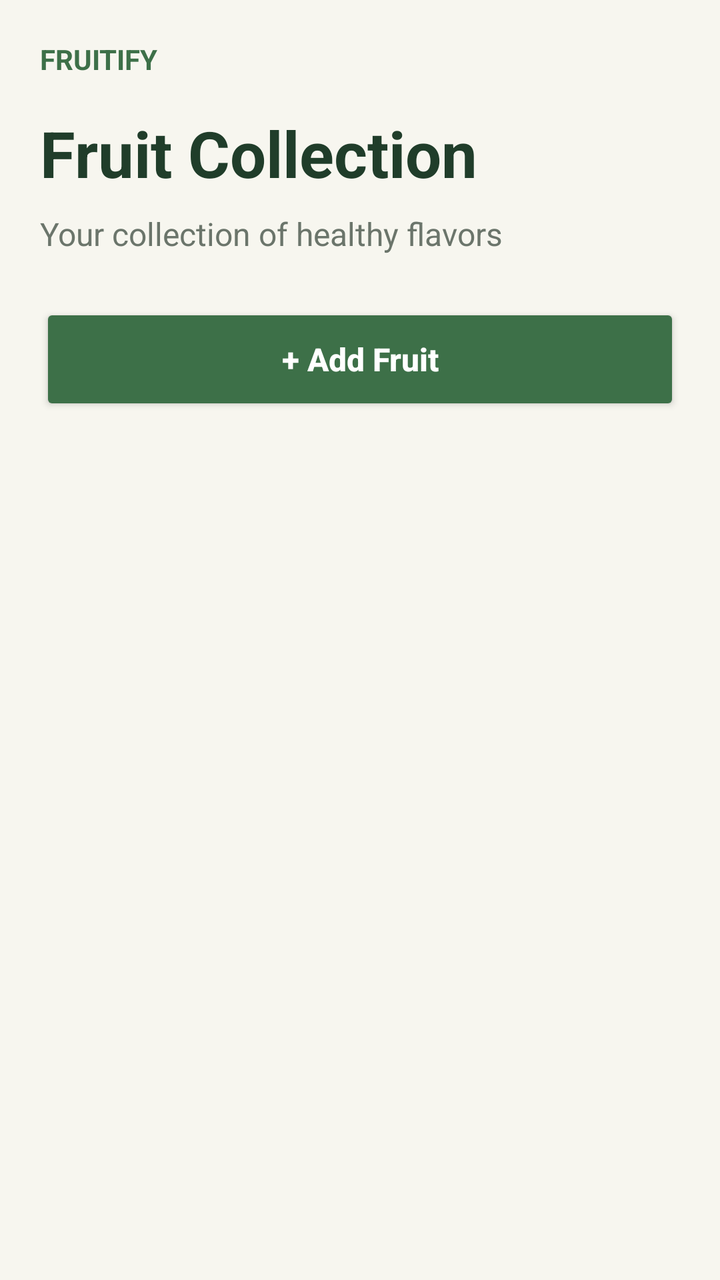
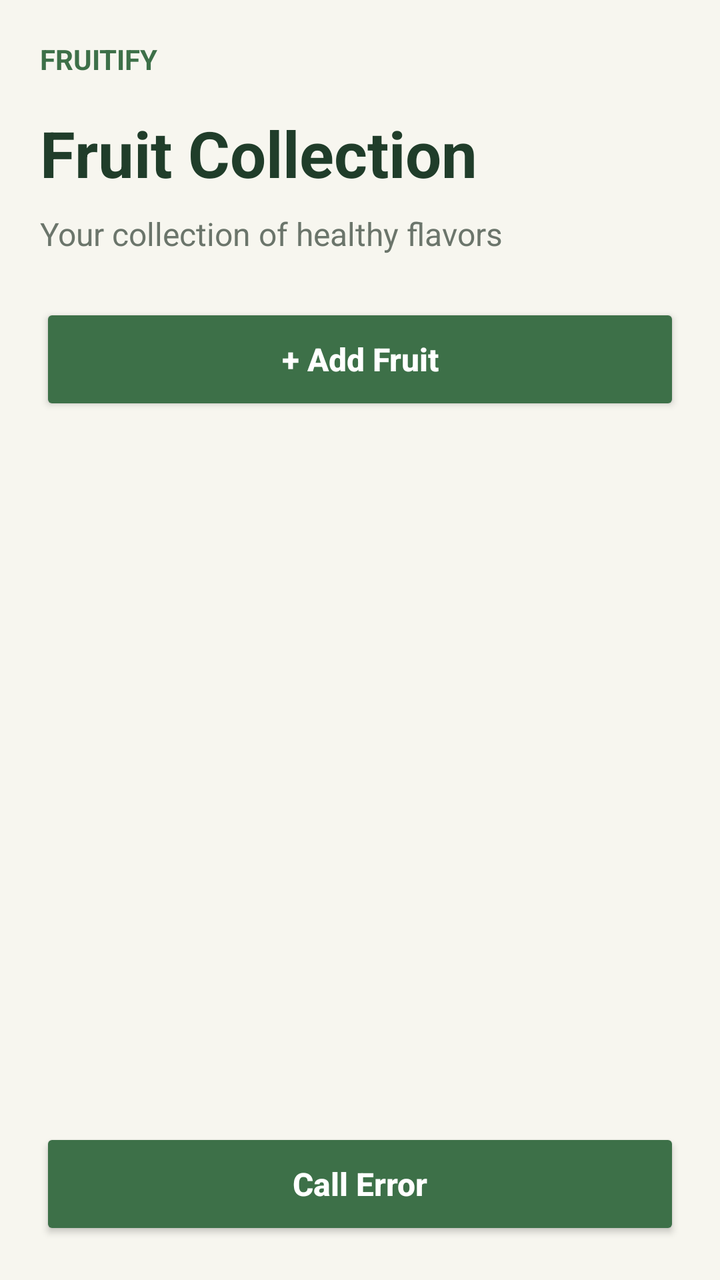

Two renders of the same Android screen: before a commit and after it. Below are the layout's source before the change and the commit's diff.
<!-- AndroidManifest.xml: activity theme Theme.ISCIP -->
<!-- res/layout/activity_main.xml -->
<?xml version="1.0" encoding="utf-8"?>
<layout xmlns:android="http://schemas.android.com/apk/res/android">

    <data />

    <LinearLayout
        android:layout_width="match_parent"
        android:layout_height="match_parent"
        android:orientation="vertical"
        android:background="#F7F6EF"
        android:padding="20dp">

        <TextView
            android:layout_width="wrap_content"
            android:layout_height="wrap_content"
            android:text="FRUITIFY"
            android:textColor="#3D7048"
            android:textSize="14sp"
            android:textStyle="bold" />

        <TextView
            android:layout_width="match_parent"
            android:layout_height="wrap_content"
            android:layout_marginTop="16dp"
            android:text="Fruit Collection"
            android:textColor="#203D2A"
            android:textSize="32sp"
            android:textStyle="bold" />

        <TextView
            android:layout_width="match_parent"
            android:layout_height="wrap_content"
            android:layout_marginTop="8dp"
            android:text="Your collection of healthy flavors"
            android:textColor="#6B756B"
            android:textSize="16sp" />

        <Button
            android:id="@+id/addFruitButton"
            android:layout_width="match_parent"
            android:layout_height="56dp"
            android:layout_marginTop="24dp"
            android:backgroundTint="#3D7048"
            android:text="+ Add Fruit"
            android:textAllCaps="false"
            android:textColor="#FFFFFF"
            android:textSize="16sp"
            android:textStyle="bold" />

        <TextView
            android:id="@+id/emptyText"
            android:layout_width="match_parent"
            android:layout_height="wrap_content"
            android:layout_marginTop="32dp"
            android:gravity="center"
            android:text="Your collection is empty.\nAdd your first fruit!"
            android:textColor="#7A8478"
            android:textSize="16sp"
            android:visibility="gone" />

        <androidx.recyclerview.widget.RecyclerView
            android:id="@+id/fruitsRecyclerView"
            android:layout_width="match_parent"
            android:layout_height="0dp"
            android:layout_weight="1"
            android:layout_marginTop="16dp"
            android:clipToPadding="false"
            android:paddingBottom="12dp" />

    </LinearLayout>

</layout>
<!-- resources referenced by this layout -->
<resources>
  <style name="Theme.ISCIP" parent="Theme.AppCompat.Light.NoActionBar">
          <item name="colorPrimary">#3D7048</item>
          <item name="colorPrimaryDark">#203D2A</item>
          <item name="colorAccent">#3D7048</item>
      </style>
</resources>

<!-- the commit's change to res/layout/activity_main.xml (unified diff, before → after) -->
@@ -61,11 +61,24 @@
         <androidx.recyclerview.widget.RecyclerView
             android:id="@+id/fruitsRecyclerView"
             android:layout_width="match_parent"
-            android:layout_height="0dp"
+            android:layout_height="282dp"
+            android:layout_marginTop="16dp"
             android:layout_weight="1"
-            android:layout_marginTop="16dp"
             android:clipToPadding="false"
             android:paddingBottom="12dp" />
+
+        <Button
+            android:id="@+id/callErrorButton"
+            android:layout_width="match_parent"
+            android:layout_height="56dp"
+            android:layout_marginTop="24dp"
+            android:backgroundTint="#3D7048"
+            android:text="Call Error"
+            android:textAllCaps="false"
+            android:textColor="#FFFFFF"
+            android:textSize="16sp"
+            android:textStyle="bold"
+            android:onClick="onCallErrorClick"/>
 
     </LinearLayout>
 
